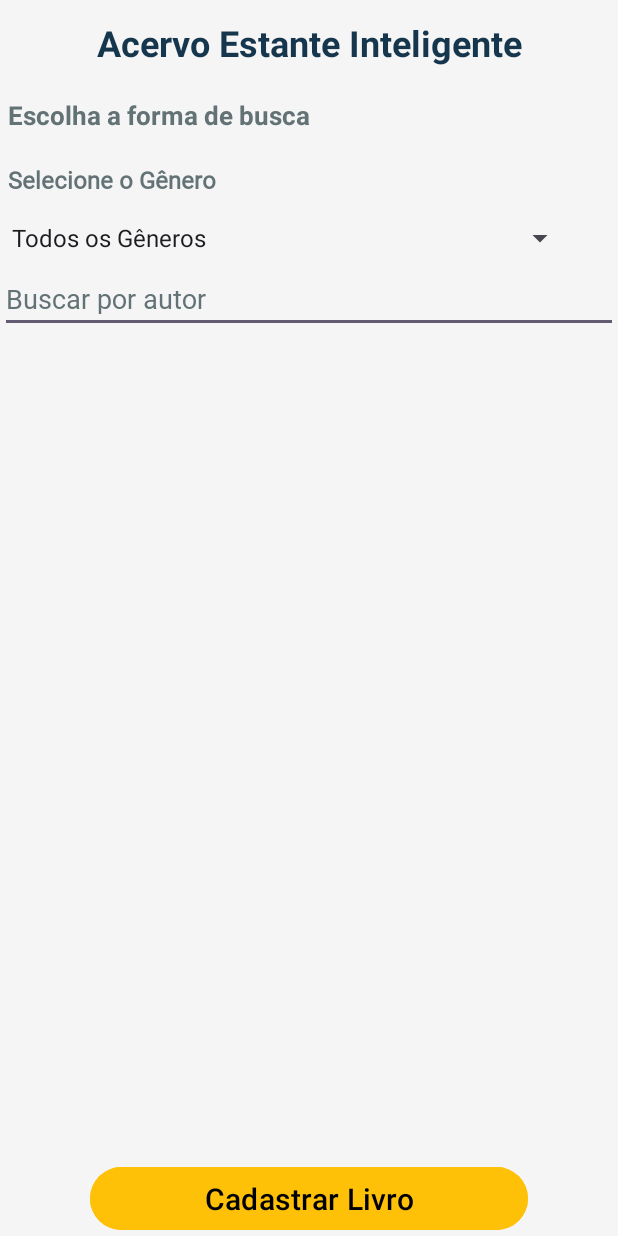
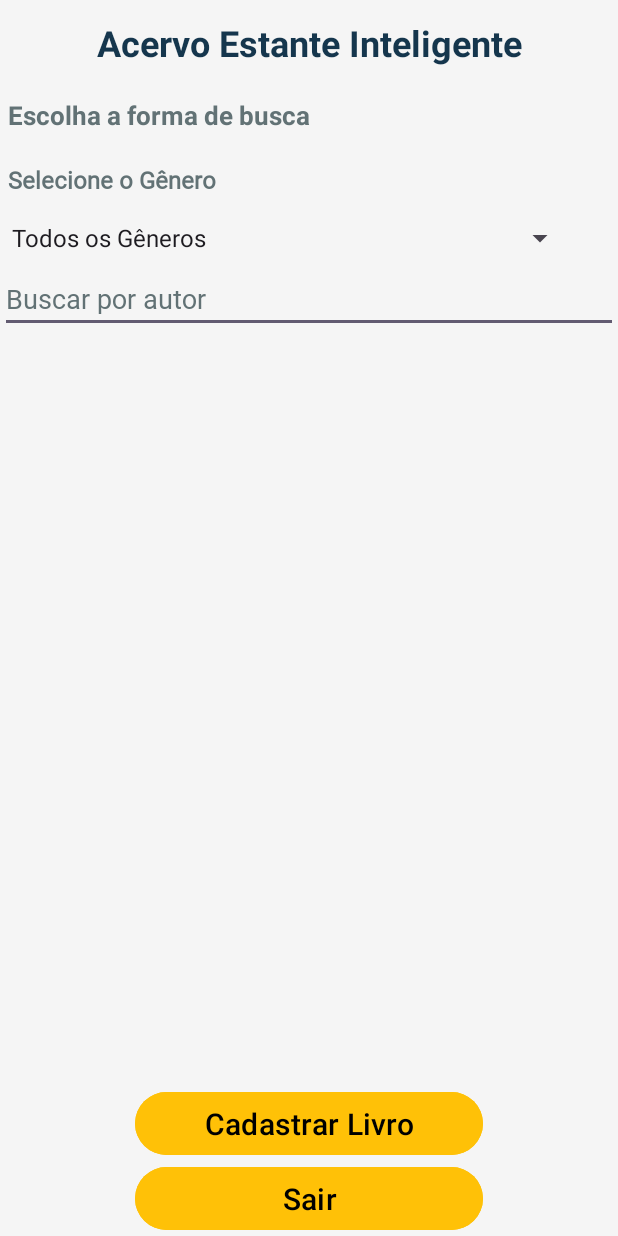
Before and after one commit to LeandroCs-source/TrabalhoFinalMobile, an Android app: the AcervoActivity screen opened directly, with no data from a screen before it, on a phone screen of 412 x 824 dp. Run offline under Robolectric (Android 15) with nearby library versions, the phone set to English and light mode, and no system bars; Roboto replaces fonts that are not available here.

Commit message:
Commit de atualização

```diff
--- a/app/src/main/java/com/example/trabalhofinalmobile/main/AcervoActivity.kt
+++ b/app/src/main/java/com/example/trabalhofinalmobile/main/AcervoActivity.kt
@@ -37,6 +37,7 @@ class AcervoActivity : AppCompatActivity(), LivroAdapter.OnItemClickListener {
     private lateinit var recyclerView: RecyclerView
     private lateinit var livroAdapter: LivroAdapter
     private lateinit var botaoAdicionar: Button
+    private lateinit var botaoSair: Button
     private lateinit var livroLauncher: ActivityResultLauncher<Intent>
 
 
@@ -58,6 +59,7 @@ class AcervoActivity : AppCompatActivity(), LivroAdapter.OnItemClickListener {
         editBuscarAutor = findViewById(R.id.editBuscarAutor)
         recyclerView = findViewById(R.id.recyclerLivros)
         botaoAdicionar = findViewById(R.id.btnCadastrarAcervo)
+        botaoSair = findViewById(R.id.btnCadastrarSair)
 
         // Inicialização do Adapter
         livroAdapter = LivroAdapter(mutableListOf(), this)
@@ -101,6 +103,11 @@ class AcervoActivity : AppCompatActivity(), LivroAdapter.OnItemClickListener {
         botaoAdicionar.setOnClickListener {
             val intent = Intent(this, CadastrarLivroActivity::class.java)
             livroLauncher.launch(intent)
+        }
+
+        botaoSair.setOnClickListener{
+            val intent = Intent(this, MainActivity::class.java)
+            startActivity(intent)
         }
     }
 
--- a/app/src/main/java/com/example/trabalhofinalmobile/main/MainActivity.kt
+++ b/app/src/main/java/com/example/trabalhofinalmobile/main/MainActivity.kt
@@ -50,6 +50,9 @@ class MainActivity : AppCompatActivity() {
                     Toast.makeText(this, "Usuário ou senha incorretos!", Toast.LENGTH_SHORT).show()
                 }
             }
+
+            binding.inputLoginEmail.text?.clear()
+            binding.inputLoginSenha.text?.clear()
         }
 
         // Redirecionamento para a tela de cadastro do usuário
--- a/app/src/main/res/layout/activity_acervo.xml
+++ b/app/src/main/res/layout/activity_acervo.xml
@@ -72,11 +72,22 @@
         android:id="@+id/btnCadastrarAcervo"
         android:layout_width="match_parent"
         android:layout_height="50dp"
-        android:layout_marginHorizontal="60dp"
+        android:layout_marginHorizontal="90dp"
         android:backgroundTint="#FFC107"
         android:text="Cadastrar Livro"
         android:textColor="@color/black"
         android:textSize="20sp"
         app:cornerRadius="50px" />
 
+    <Button
+        android:id="@+id/btnCadastrarSair"
+        android:layout_width="match_parent"
+        android:layout_height="50dp"
+        android:layout_marginHorizontal="90dp"
+        android:backgroundTint="#FFC107"
+        android:text="Sair"
+        android:textColor="@color/black"
+        android:textSize="20sp"
+        app:cornerRadius="50px" />
+
 </LinearLayout>
```
